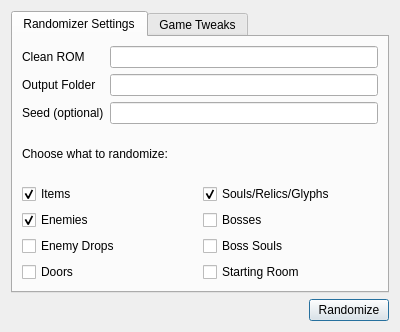
First picture: the form in randomizer.ui, repository LagoLunatic/DSVEdit, before the edit.
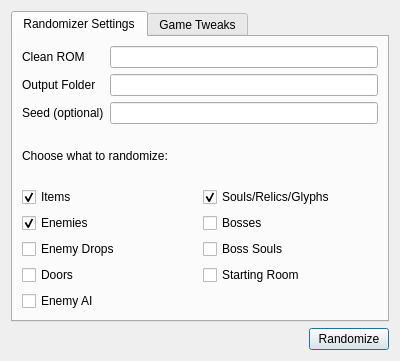
Second picture: the form after the edit.

Commit message: Add enemy AI randomizer

What changed in the file:
```diff
--- a/randomizer.ui
+++ b/randomizer.ui
@@ -7,7 +7,7 @@
     <x>0</x>
     <y>0</y>
     <width>400</width>
-    <height>332</height>
+    <height>361</height>
    </rect>
   </property>
   <property name="windowTitle">
@@ -152,6 +152,17 @@
          </item>
         </layout>
        </item>
+       <item>
+        <layout class="QHBoxLayout" name="horizontalLayout_8">
+         <item>
+          <widget class="QCheckBox" name="randomize_enemy_ai">
+           <property name="text">
+            <string>Enemy AI</string>
+           </property>
+          </widget>
+         </item>
+        </layout>
+       </item>
       </layout>
      </widget>
      <widget class="QWidget" name="tab_2">
```
The commit also changes 3 other files.
